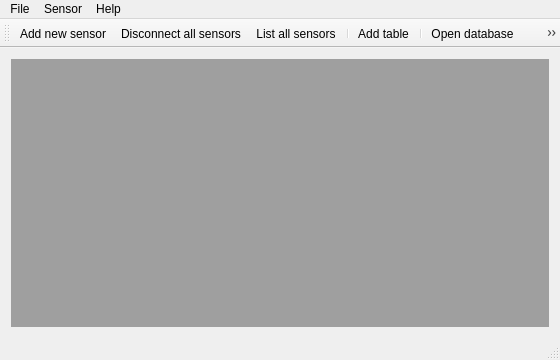
This is Isens/ISense/isense.ui in nanobrain/Isens as Qt 5 draws it before an edit. The edited form follows.
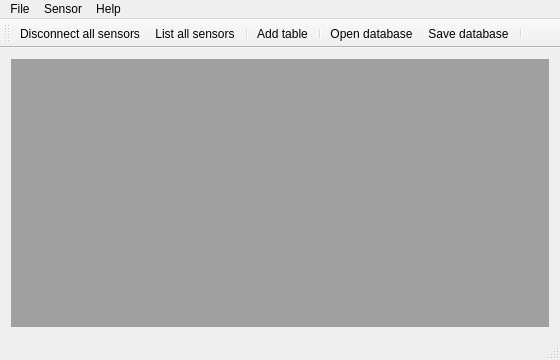
This is the edited form. Icons and pictures are not drawn.

Commit message: Added: - Class for Sensor Chenged: - QPair is now changed to Sensor class to store sensor informations - Code refactoring Removed: - AddSensorDialog removed as it was no longer needed

Patch:
```diff
--- a/Isens/ISense/isense.ui
+++ b/Isens/ISense/isense.ui
@@ -82,7 +82,6 @@
    <attribute name="toolBarBreak">
     <bool>false</bool>
    </attribute>
-   <addaction name="actionConnect"/>
    <addaction name="actionDisconnect_all_sensors"/>
    <addaction name="actionList_all_sensors"/>
    <addaction name="separator"/>
@@ -93,15 +92,6 @@
    <addaction name="separator"/>
   </widget>
   <widget class="QStatusBar" name="statusBar"/>
-  <action name="actionConnect">
-   <property name="icon">
-    <iconset resource="icons.qrc">
-     <normaloff>:/Icons/Icons/Add.png</normaloff>:/Icons/Icons/Add.png</iconset>
-   </property>
-   <property name="text">
-    <string>Add new sensor</string>
-   </property>
-  </action>
   <action name="actionList_all_sensors">
    <property name="icon">
     <iconset resource="icons.qrc">
```
Left out of the diff: 19 changed lines with no effect on the pictures. The commit also changes 14 other files.
